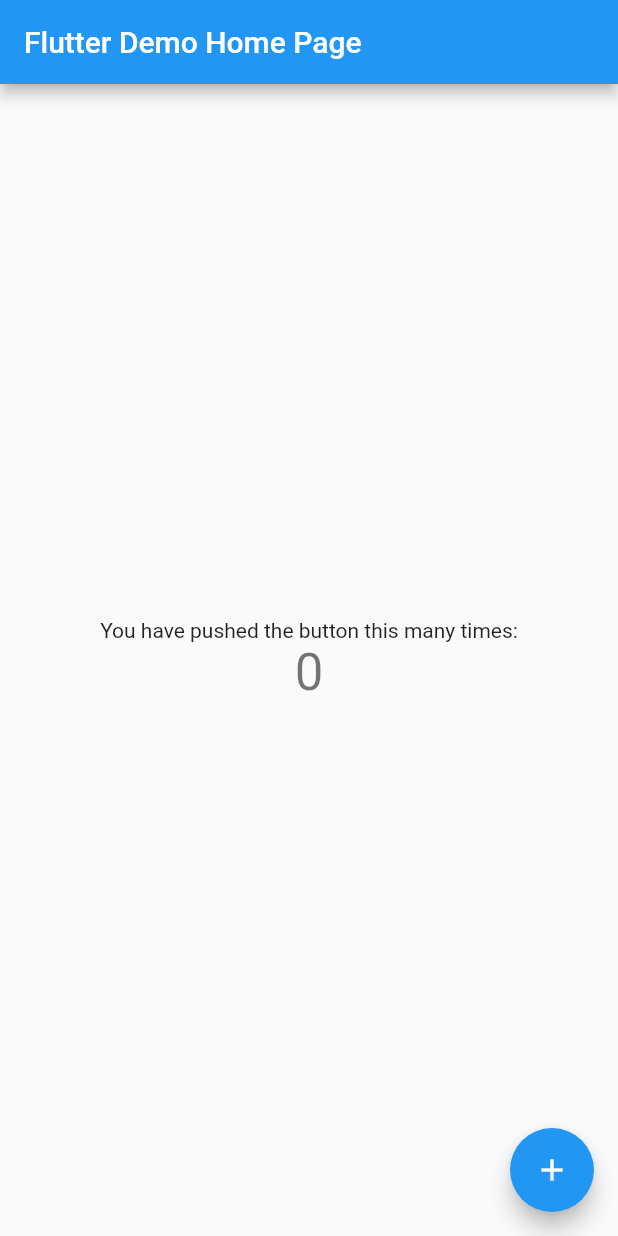
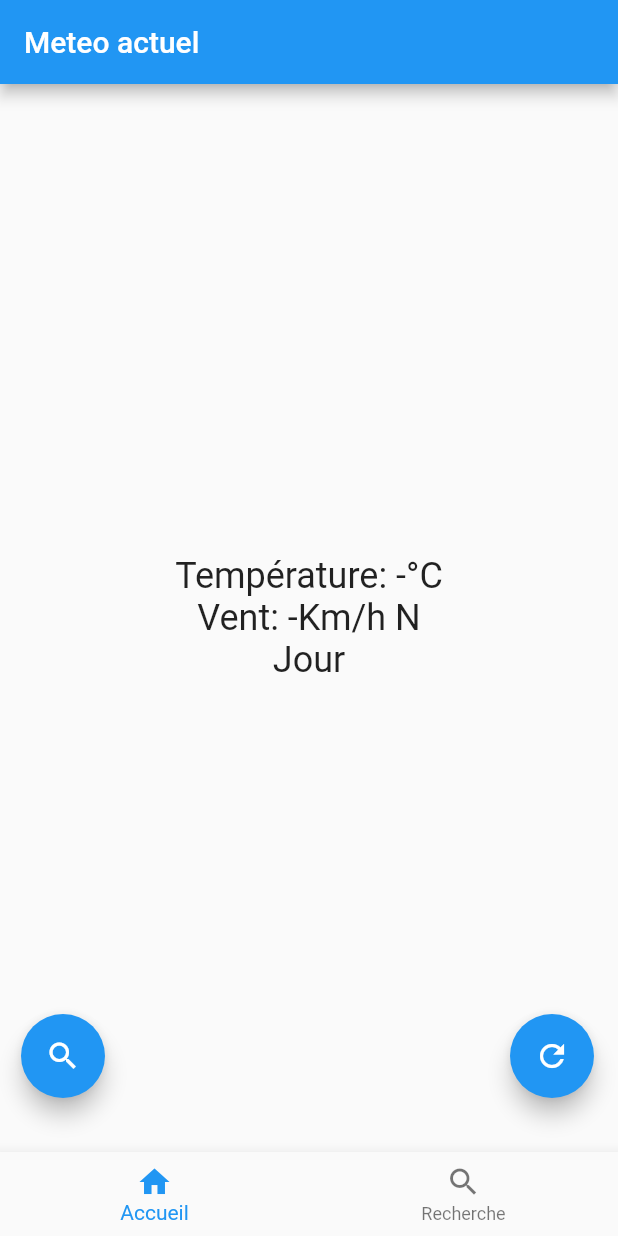
Before and after one commit to Swartz-42/meteo, a Flutter app: the screen it shows after launch, on a phone screen of 412 x 824 dp. Run offline on Flutter 3.47's test engine with Material 2 defaults, Android fonts, the phone set to English and light mode, and no system bars; our stand-ins replace auto_route, geolocator, get_it.

Commit message:
add localisation and get weather api info

```diff
--- /dev/null
+++ b/lib/database/weather_data.dart
@@ -0,0 +1,64 @@
+class WeatherData {
+  final String currentTemp;
+  final String weatherCode;
+  final String windSpeed;
+  final String windDegrees;
+  final bool isDay;
+  final List<String> humidity;
+  final List<String> time;
+  final List<String> temperature;
+
+  const WeatherData({
+    required this.currentTemp,
+    required this.weatherCode,
+    required this.windSpeed,
+    required this.windDegrees,
+    required this.isDay,
+    required this.humidity,
+    required this.time,
+    required this.temperature,
+  });
+
+  get windDirection => _degreesToDirection(windDegrees);
+
+  String _degreesToDirection(String direction) {
+    double deg = double.parse(direction);
+    if (deg >= 0 && deg <= 11) {
+      return "N";
+    } else if (deg > 11 && deg <= 33) {
+      return "NNE";
+    } else if (deg > 33 && deg <= 56) {
+      return "NE";
+    } else if (deg > 56 && deg <= 78) {
+      return "ENE";
+    } else if (deg > 78 && deg <= 101) {
+      return "E";
+    } else if (deg > 101 && deg <= 123) {
+      return "ESE";
+    } else if (deg > 123 && deg <= 146) {
+      return "SE";
+    } else if (deg > 146 && deg <= 168) {
+      return "SSE";
+    } else if (deg > 168 && deg <= 191) {
+      return "S";
+    } else if (deg > 191 && deg <= 213) {
+      return "SSW";
+    } else if (deg > 213 && deg <= 236) {
+      return "SW";
+    } else if (deg > 236 && deg <= 258) {
+      return "WSW";
+    } else if (deg > 258 && deg <= 281) {
+      return "W";
+    } else if (deg > 281 && deg <= 303) {
+      return "WNW";
+    } else if (deg > 303 && deg <= 326) {
+      return "NW";
+    } else if (deg > 326 && deg <= 348) {
+      return "NNW";
+    } else if (deg > 348 && deg <= 360) {
+      return "N";
+    } else {
+      return "N";
+    }
+  }
+}
--- a/lib/main.dart
+++ b/lib/main.dart
@@ -1,115 +1,24 @@
 import 'package:flutter/material.dart';
+import 'package:meteo/presentation/routing/app_router.dart';
+import 'package:get_it/get_it.dart';
+
+final GetIt getIt = GetIt.asNewInstance();
 
 void main() {
-  runApp(const MyApp());
+  getIt.registerSingleton<AppRouter>(AppRouter());
+  runApp(const App());
 }
 
-class MyApp extends StatelessWidget {
-  const MyApp({super.key});
+class App extends StatelessWidget {
+  const App({super.key});
 
-  // This widget is the root of your application.
   @override
   Widget build(BuildContext context) {
-    return MaterialApp(
-      title: 'Flutter Demo',
-      theme: ThemeData(
-        // This is the theme of your application.
-        //
-        // Try running your application with "flutter run". You'll see the
-        // application has a blue toolbar. Then, without quitting the app, try
-        // changing the primarySwatch below to Colors.green and then invoke
-        // "hot reload" (press "r" in the console where you ran "flutter run",
-        // or simply save your changes to "hot reload" in a Flutter IDE).
-        // Notice that the counter didn't reset back to zero; the application
-        // is not restarted.
-        primarySwatch: Colors.blue,
-      ),
-      home: const MyHomePage(title: 'Flutter Demo Home Page'),
+    final appRouter = getIt<AppRouter>();
+    return MaterialApp.router(
+      title: "Meteo",
+      debugShowCheckedModeBanner: false,
+      routerConfig: appRouter.config(),
     );
   }
 }
-
-class MyHomePage extends StatefulWidget {
-  const MyHomePage({super.key, required this.title});
-
-  // This widget is the home page of your application. It is stateful, meaning
-  // that it has a State object (defined below) that contains fields that affect
-  // how it looks.
-
-  // This class is the configuration for the state. It holds the values (in this
-  // case the title) provided by the parent (in this case the App widget) and
-  // used by the build method of the State. Fields in a Widget subclass are
-  // always marked "final".
-
-  final String title;
-
-  @override
-  State<MyHomePage> createState() => _MyHomePageState();
-}
-
-class _MyHomePageState extends State<MyHomePage> {
-  int _counter = 0;
-
-  void _incrementCounter() {
-    setState(() {
-      // This call to setState tells the Flutter framework that something has
-      // changed in this State, which causes it to rerun the build method below
-      // so that the display can reflect the updated values. If we changed
-      // _counter without calling setState(), then the build method would not be
-      // called again, and so nothing would appear to happen.
-      _counter++;
-    });
-  }
-
-  @override
-  Widget build(BuildContext context) {
-    // This method is rerun every time setState is called, for instance as done
-    // by the _incrementCounter method above.
-    //
-    // The Flutter framework has been optimized to make rerunning build methods
-    // fast, so that you can just rebuild anything that needs updating rather
-    // than having to individually change instances of widgets.
-    return Scaffold(
-      appBar: AppBar(
-        // Here we take the value from the MyHomePage object that was created by
-        // the App.build method, and use it to set our appbar title.
-        title: Text(widget.title),
-      ),
-      body: Center(
-        // Center is a layout widget. It takes a single child and positions it
-        // in the middle of the parent.
-        child: Column(
-          // Column is also a layout widget. It takes a list of children and
-          // arranges them vertically. By default, it sizes itself to fit its
-          // children horizontally, and tries to be as tall as its parent.
-          //
-          // Invoke "debug painting" (press "p" in the console, choose the
-          // "Toggle Debug Paint" action from the Flutter Inspector in Android
-          // Studio, or the "Toggle Debug Paint" command in Visual Studio Code)
-          // to see the wireframe for each widget.
-          //
-          // Column has various properties to control how it sizes itself and
-          // how it positions its children. Here we use mainAxisAlignment to
-          // center the children vertically; the main axis here is the vertical
-          // axis because Columns are vertical (the cross axis would be
-          // horizontal).
-          mainAxisAlignment: MainAxisAlignment.center,
-          children: <Widget>[
-            const Text(
-              'You have pushed the button this many times:',
-            ),
-            Text(
-              '$_counter',
-              style: Theme.of(context).textTheme.headlineMedium,
-            ),
-          ],
-        ),
-      ),
-      floatingActionButton: FloatingActionButton(
-        onPressed: _incrementCounter,
-        tooltip: 'Increment',
-        child: const Icon(Icons.add),
-      ), // This trailing comma makes auto-formatting nicer for build methods.
-    );
-  }
-}
--- /dev/null
+++ b/lib/presentation/routing/app_router.dart
@@ -0,0 +1,18 @@
+import 'package:auto_route/auto_route.dart';
+import 'package:meteo/presentation/ui/views/homepage.dart';
+import 'package:meteo/presentation/ui/views/testscreen.dart';
+
+part 'app_router.gr.dart';
+
+@AutoRouterConfig(replaceInRouteName: 'Page, Route')
+class AppRouter extends _$AppRouter {
+  @override
+  RouteType get defaultRouteType => const RouteType.adaptive();
+
+  @override
+  List<AutoRoute> get routes => [
+        //routes here
+        AutoRoute(page: Home.page, initial: true),
+        AutoRoute(page: Test.page),
+      ];
+}
--- /dev/null
+++ b/lib/presentation/ui/views/homepage.dart
@@ -0,0 +1,169 @@
+import 'package:auto_route/auto_route.dart';
+import 'package:flutter/material.dart';
+import 'package:geolocator/geolocator.dart';
+import 'package:meteo/database/weather_data.dart';
+import 'package:meteo/main.dart';
+import 'package:meteo/presentation/routing/app_router.dart';
+import 'package:meteo/weather.dart';
+
+@RoutePage(name: 'home')
+class HomePage extends StatefulWidget {
+  const HomePage({super.key});
+
+  @override
+  State<HomePage> createState() => _HomePageState();
+}
+
+class _HomePageState extends State<HomePage> {
+  String _town = "";
+  WeatherData weather = const WeatherData(
+    currentTemp: "-",
+    humidity: [],
+    isDay: true,
+    temperature: [],
+    time: [],
+    weatherCode: "0",
+    windDegrees: "0",
+    windSpeed: "-",
+  );
+
+  void _getTemp() async {
+    LocationPermission perm = await Geolocator.requestPermission();
+    if (perm == LocationPermission.whileInUse ||
+        perm == LocationPermission.always) {
+      Position pos = await Geolocator.getCurrentPosition(
+        forceAndroidLocationManager: true,
+      );
+      WeatherData t = await getWeatherByLatLon(pos.latitude, pos.longitude);
+      _town = "";
+      setState(() => weather = t);
+    } else {
+      // ignore: use_build_context_synchronously
+      ScaffoldMessenger.of(context).showSnackBar(
+        const SnackBar(
+          content: Text("Vous devez autoriser la localisation"),
+        ),
+      );
+    }
+  }
+
+  _getTempByTown(String town) async {
+    WeatherData t = await getWeatherByTown(town);
+    _town = town;
+    setState(() => weather = t);
+  }
+
+  _search() {
+    return showDialog(
+      context: context,
+      builder: (context) => AlertDialog(
+        title: const Text("Recherche"),
+        content: TextField(
+          decoration: const InputDecoration(
+            labelText: "Ville",
+            hintText: "Entrez une ville",
+          ),
+          onChanged: (value) {
+            _town = value;
+          },
+        ),
+        actions: [
+          TextButton(
+            onPressed: () => Navigator.pop(context),
+            child: const Text("Annuler"),
+          ),
+          TextButton(
+            onPressed: () {
+              _getTempByTown(_town);
+              Navigator.pop(context);
+            },
+            child: const Text("Rechercher"),
+          ),
+        ],
+      ),
+    );
+  }
+
+  @override
+  Widget build(BuildContext context) {
+    return Scaffold(
+      appBar: AppBar(
+        title:
+            _town == "" ? const Text("Meteo actuel") : Text("Meteo à $_town"),
+      ),
+      body: Center(
+        child: Column(
+          mainAxisAlignment: MainAxisAlignment.center,
+          children: <Widget>[
+            Text(
+              "Température: ${weather.currentTemp}°C",
+              style: Theme.of(context).textTheme.headlineSmall,
+            ),
+            Text(
+              "Vent: ${weather.windSpeed}Km/h ${weather.windDirection}",
+              style: Theme.of(context).textTheme.headlineSmall,
+            ),
+            Text(
+              weather.isDay ? "Jour" : "Nuit",
+              style: Theme.of(context).textTheme.headlineSmall,
+            ),
+          ],
+        ),
+      ),
+      floatingActionButton: Column(
+        mainAxisAlignment: MainAxisAlignment.end,
+        children: [
+          Row(
+            mainAxisAlignment: MainAxisAlignment.spaceBetween,
+            children: [
+              Padding(
+                padding: const EdgeInsets.only(
+                  left: 30,
+                  bottom: 20,
+                ),
+                child: FloatingActionButton(
+                  onPressed: () => _search(),
+                  tooltip: "Search by town",
+                  child: const Icon(Icons.search),
+                ),
+              ),
+              Padding(
+                padding: const EdgeInsets.only(
+                  bottom: 20,
+                ),
+                child: FloatingActionButton(
+                  onPressed: () => _getTemp(),
+                  tooltip: "Refresh temp",
+                  child: const Icon(Icons.refresh),
+                ),
+              ),
+            ],
+          ),
+        ],
+      ),
+      bottomNavigationBar: BottomNavigationBar(
+        items: const <BottomNavigationBarItem>[
+          BottomNavigationBarItem(
+            icon: Icon(Icons.home),
+            label: "Accueil",
+          ),
+          BottomNavigationBarItem(
+            icon: Icon(Icons.search),
+            label: "Recherche",
+          ),
+        ],
+        currentIndex: 0,
+        onTap: (int index) {
+          switch (index) {
+            case 0:
+              break;
+            case 1:
+              getIt<AppRouter>()
+                  .pushAndPopUntil(const Test(), predicate: (_) => false);
+              break;
+          }
+        },
+      ),
+    );
+  }
+}
```
Also changed, not shown: lib/presentation/routing/booklistroute.dart (added, +9 -0 lines), lib/presentation/ui/views/testscreen.dart (added, +105 -0 lines), lib/weather.dart (added, +109 -0 lines), pubspec.yaml (+12 -40 lines), lib/presentation/routing/app_router.gr.dart (added), lib/presentation/ui/styles/theme.dart (added), pubspec.lock, 8 other files.
